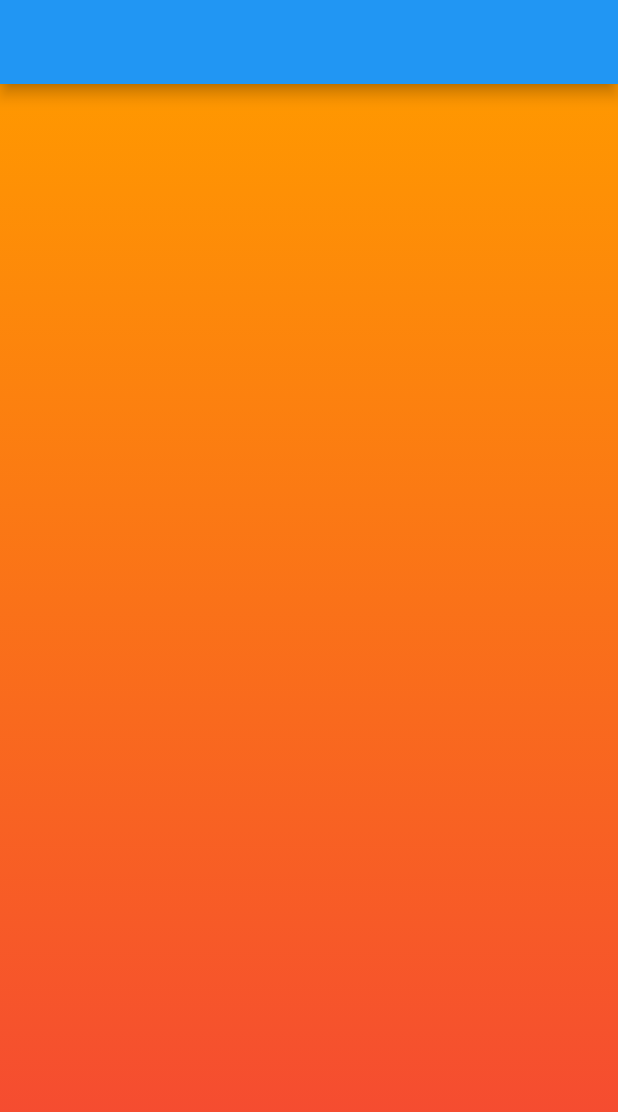
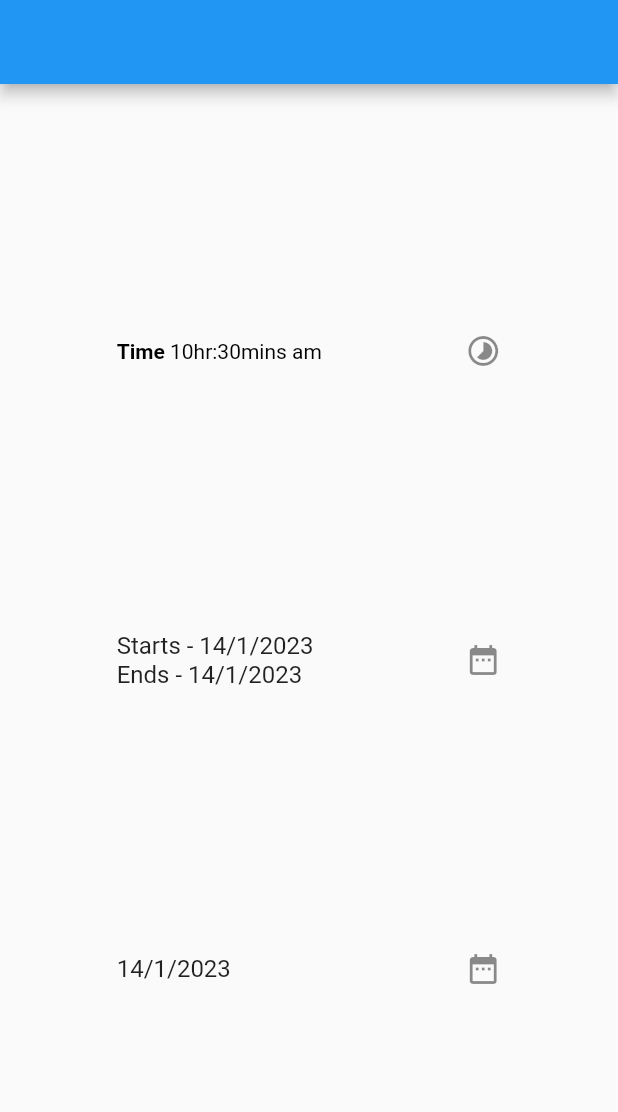
Before and after one commit to AhmedHassanHamid/100DaysOfCode, a Flutter app: the screen it shows after launch, on a phone screen of 412 x 824 dp. Shown: the top 1112 px of the screen. Run offline on Flutter 3.47's test engine with Material 2 defaults, Android fonts, the phone set to English and light mode, and no system bars; our stand-ins replace convert.

Commit message:
day 42
• DatePicker
• TimePicker
• DateRangePicker

```diff
--- /dev/null
+++ b/lib/day42.dart
@@ -0,0 +1,112 @@
+import 'package:flutter/material.dart';
+
+class Day42 extends StatefulWidget {
+  const Day42({super.key});
+
+  @override
+  State<Day42> createState() => _Day42State();
+}
+
+class _Day42State extends State<Day42> {
+  TimeOfDay currentTime = TimeOfDay.now();
+  DateTime currentDate = DateTime.now();
+  DateTimeRange currentDateRange =
+      DateTimeRange(start: DateTime.now(), end: DateTime.now());
+  @override
+  Widget build(BuildContext context) {
+    return Scaffold(
+        appBar: AppBar(),
+        body: Column(
+          mainAxisAlignment: MainAxisAlignment.spaceEvenly,
+          children: [
+            Center(
+              child: SizedBox(
+                width: MediaQuery.of(context).size.width * 0.7,
+                child: ListTile(
+                  onTap: () async {
+                    TimeOfDay? seletedTime = await showTimePicker(
+                      context: context,
+                      initialTime: currentTime,
+                    );
+                    setState(() {
+                      currentTime = seletedTime ?? currentTime;
+                    });
+                  },
+                  title: RichText(
+                    text: TextSpan(
+                      children: [
+                        TextSpan(
+                            text: 'Time ',
+                            style: TextStyle(
+                                fontWeight: FontWeight.bold,
+                                color: Colors.black)),
+                        TextSpan(
+                            text: '${currentTime.hour % 12 != 0 ? currentTime.hour % 12 : 12}hr' +
+                                ':${currentTime.minute}mins' +
+                                ' ${currentTime.period == DayPeriod.am ? 'am' : 'pm'}',
+                            style: TextStyle(
+                                fontWeight: FontWeight.normal,
+                                color: Colors.black)),
+                      ],
+                    ),
+                  ),
+                  trailing: Icon(Icons.timelapse_outlined),
+                ),
+              ),
+            ),
+            Center(
+              child: SizedBox(
+                width: MediaQuery.of(context).size.width * 0.7,
+                child: ListTile(
+                  onTap: () async {
+                    DateTimeRange? seletedDateRange = await showDateRangePicker(
+                      context: context,
+                      firstDate: DateTime(1990, 1, 1),
+                      lastDate: DateTime(2100, 12, 31),
+                      initialDateRange: currentDateRange,
+                    );
+                    setState(() {
+                      currentDateRange = seletedDateRange ?? currentDateRange;
+                    });
+                  },
+                  title: Text('Starts - ${currentDateRange.start.day}' +
+                      '/${currentDateRange.start.month}' +
+                      '/${currentDateRange.start.year}' +
+                      '\nEnds - ${currentDateRange.end.day}' +
+                      '/${currentDateRange.end.month}' +
+                      '/${currentDateRange.end.year}'),
+                  trailing: Icon(Icons.date_range),
+                ),
+              ),
+            ),
+            Center(
+        child: SizedBox(
+          width: MediaQuery.of(context).size.width * 0.7,
+          child: ListTile(
+            onTap: () async {
+              // ! We can pick the date by [showDatePicker]....
+
+              DateTime? selectedDate = await showDatePicker(
+                context: context, // ! need to pass the context....
+                initialDate: currentDate, // ! initial selected date...
+                firstDate:
+                    DateTime(1990, 1, 1), // ! boundary of dates from starts....
+                lastDate:
+                    DateTime(2100, 12, 31), // ! boundary of dates from ends....
+              );
+              setState(() {
+                // ! selectedDate is null then set back to currentDate....
+                // ! with dart null safety operator....
+                currentDate = selectedDate ?? currentDate;
+              });
+            },
+            title: Text(
+                '${currentDate.day}/${currentDate.month}/${currentDate.year}'),
+            trailing: Icon(Icons.date_range),
+          ),
+        ),
+      ),
+          ],
+        ));
+  }
+}
--- a/lib/main.dart
+++ b/lib/main.dart
@@ -40,6 +40,7 @@ import 'package:i100daysofcodei/day38.dart';
 import 'package:i100daysofcodei/day39.dart';
 import 'package:i100daysofcodei/day40.dart';
 import 'package:i100daysofcodei/day41.dart';
+import 'package:i100daysofcodei/day42.dart';
 
 void main() {
   runApp(const MyApp());
@@ -57,7 +58,7 @@ class MyApp extends StatelessWidget {
       theme: ThemeData(
         primarySwatch: Colors.blue,
       ),
-      home: Day41(),
+      home: Day42(),
     );
   }
 }
```
